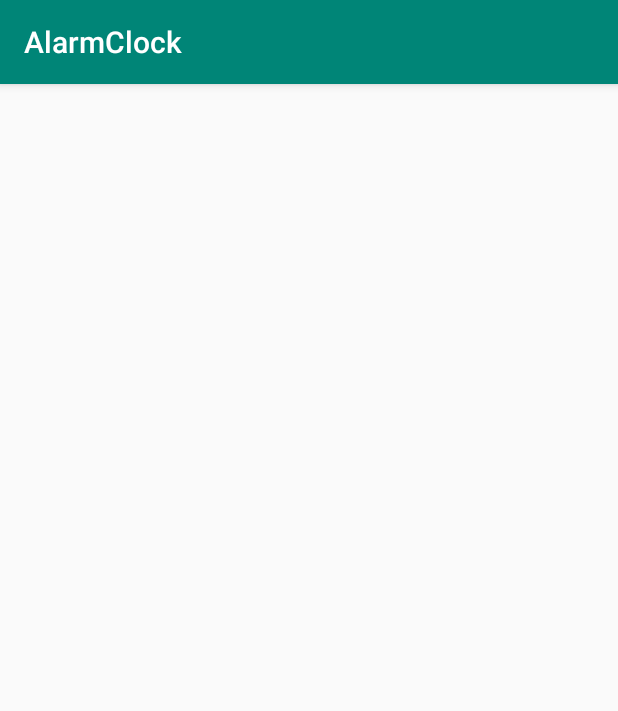
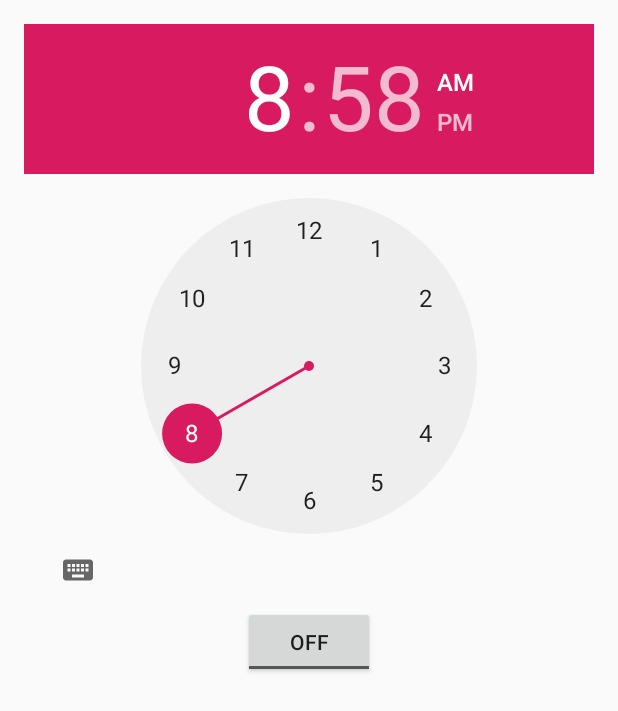
Before and after one commit to dat14eha/AlarmClock, an Android app: the screen it shows after launch (HomeActivity before the commit, AlarmActivity after it), on a phone screen of 412 x 824 dp. Shown: the top 711 px of the screen. Run offline under Robolectric (Android 15) with nearby library versions, the phone set to English and light mode, and no system bars.

Commit message:
alarmklocka

```diff
--- /dev/null
+++ b/app/src/main/java/com/example/alarmclock/AlarmActivity.java
@@ -0,0 +1,63 @@
+package com.example.alarmclock;
+
+import android.app.Activity;
+import android.app.AlarmManager;
+import android.app.PendingIntent;
+import android.content.Intent;
+import android.os.Bundle;
+import android.util.Log;
+import android.view.View;
+import android.widget.TextView;
+import android.widget.TimePicker;
+import android.widget.ToggleButton;
+
+import java.util.Calendar;
+
+public class AlarmActivity extends Activity {
+
+    AlarmManager alarmManager;
+    private PendingIntent pendingIntent;
+    private TimePicker alarmTimePicker;
+    private static AlarmActivity inst;
+    private TextView alarmTextView;
+
+    public static AlarmActivity instance() {
+        return inst;
+    }
+
+    @Override
+    public void onStart() {
+        super.onStart();
+        inst = this;
+    }
+
+    @Override
+    protected void onCreate(Bundle savedInstanceState) {
+        super.onCreate(savedInstanceState);
+        setContentView(R.layout.activity_my);
+        alarmTimePicker = (TimePicker) findViewById(R.id.alarmTimePicker);
+        alarmTextView = (TextView) findViewById(R.id.alarmText);
+        ToggleButton alarmToggle = (ToggleButton) findViewById(R.id.alarmToggle);
+        alarmManager = (AlarmManager) getSystemService(ALARM_SERVICE);
+    }
+
+    public void onToggleClicked(View view) {
+        if (((ToggleButton) view).isChecked()) {
+            Log.d("MyActivity", "Alarm On");
+            Calendar calendar = Calendar.getInstance();
+            calendar.set(Calendar.HOUR_OF_DAY, alarmTimePicker.getCurrentHour());
+            calendar.set(Calendar.MINUTE, alarmTimePicker.getCurrentMinute());
+            Intent myIntent = new Intent(AlarmActivity.this, AlarmReceiver.class);
+            pendingIntent = PendingIntent.getBroadcast(AlarmActivity.this, 0, myIntent, 0);
+            alarmManager.set(AlarmManager.RTC, calendar.getTimeInMillis(), pendingIntent);
+        } else {
+            alarmManager.cancel(pendingIntent);
+            setAlarmText("");
+            Log.d("MyActivity", "Alarm Off");
+        }
+    }
+
+    public void setAlarmText(String alarmText) {
+        alarmTextView.setText(alarmText);
+    }
+}
--- a/app/src/main/java/com/example/alarmclock/HomeActivity.java
+++ b/app/src/main/java/com/example/alarmclock/HomeActivity.java
@@ -2,7 +2,10 @@ package com.example.alarmclock;
 
 import androidx.appcompat.app.AppCompatActivity;
 
+import android.content.Intent;
 import android.os.Bundle;
+import android.view.View;
+import android.widget.Button;
 
 public class HomeActivity extends AppCompatActivity {
 
@@ -10,5 +13,7 @@ public class HomeActivity extends AppCompatActivity {
     protected void onCreate(Bundle savedInstanceState) {
         super.onCreate(savedInstanceState);
         setContentView(R.layout.activity_home);
+
+
     }
 }
--- a/app/src/main/java/com/example/alarmclock/MainActivity.java
+++ b/app/src/main/java/com/example/alarmclock/MainActivity.java
@@ -17,8 +17,8 @@ public class MainActivity extends AppCompatActivity {
         new Handler().postDelayed(new Runnable(){
             @Override
             public void run(){
-                Intent homeIntent = new Intent(MainActivity.this, HomeActivity.class);
-                startActivity(homeIntent);
+                Intent alarmIntent = new Intent(MainActivity.this, AlarmActivity.class);
+                startActivity(alarmIntent);
                 finish();
             }
         },SPLASH_TIME_OUT);
--- /dev/null
+++ b/app/src/main/res/layout/activity_my.xml
@@ -0,0 +1,39 @@
+<RelativeLayout xmlns:android="http://schemas.android.com/apk/res/android"
+    xmlns:tools="http://schemas.android.com/tools"
+    android:layout_width="match_parent"
+    android:layout_height="match_parent"
+    android:paddingLeft="@dimen/activity_horizontal_margin"
+    android:paddingRight="@dimen/activity_horizontal_margin"
+    android:paddingTop="@dimen/activity_vertical_margin"
+    android:paddingBottom="@dimen/activity_vertical_margin"
+    tools:context=".HomeActivity">
+
+    <TimePicker
+        android:layout_width="wrap_content"
+        android:layout_height="wrap_content"
+        android:id="@+id/alarmTimePicker"
+        android:layout_alignParentTop="true"
+        android:layout_centerHorizontal="true" />
+
+
+    <ToggleButton
+        android:layout_width="wrap_content"
+        android:layout_height="wrap_content"
+        android:text="Alarm On/Off"
+        android:id="@+id/alarmToggle"
+        android:layout_centerHorizontal="true"
+        android:layout_below="@+id/alarmTimePicker"
+        android:onClick="onToggleClicked" />
+
+    <TextView
+        android:layout_width="wrap_content"
+        android:layout_height="wrap_content"
+        android:textAppearance="?android:attr/textAppearanceLarge"
+        android:text=""
+        android:id="@+id/alarmText"
+        android:layout_alignParentBottom="true"
+        android:layout_centerHorizontal="true"
+        android:layout_marginTop="20dp"
+        android:layout_below="@+id/alarmToggle" />
+
+</RelativeLayout>
--- /dev/null
+++ b/app/src/main/res/values/dimens.xml
@@ -0,0 +1,5 @@
+<?xml version="1.0" encoding="utf-8"?>
+<resources>
+    <dimen name="activity_horizontal_margin">16dp</dimen>
+    <dimen name="activity_vertical_margin">16dp</dimen>
+</resources>
--- /dev/null
+++ b/app/src/main/res/values/refs.xml
@@ -0,0 +1,4 @@
+<?xml version="1.0" encoding="utf-8"?>
+<resources>
+    <drawable name="ic_launcher" />
+</resources>
```
Also changed, not shown: app/src/main/AndroidManifest.xml (+15 -6 lines), app/src/main/java/com/example/alarmclock/AlarmReceiver.java (added, +37 -0 lines), app/src/main/java/com/example/alarmclock/AlarmService.java (added, +42 -0 lines), app/src/main/res/layout/activity_home.xml (+15 -0 lines).
